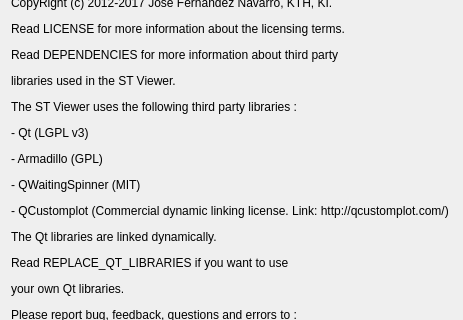
The window that assets/ui/aboutdialog.ui (jfnavarro/st_viewer) describes before a commit, drawn with Qt 5; both pictures show x 0 to 463 and y 176 to 496 of the 463 by 581 pixel window.
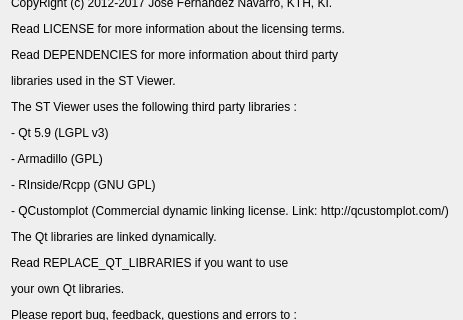
The same window after the commit.

Commit message: Make the location of R libraries more generic

```diff
--- a/assets/ui/aboutdialog.ui
+++ b/assets/ui/aboutdialog.ui
@@ -43,7 +43,7 @@
         <bool>true</bool>
        </property>
        <property name="text">
-        <string>&lt;html&gt;&lt;head/&gt;&lt;body&gt;&lt;p&gt;&lt;span style=&quot; font-size:18pt;&quot;&gt;Spatial Transcriptomics Reserch Viewer v&lt;/span&gt;&lt;span style=&quot; font-size:18pt; font-weight:600;&quot;&gt;0.7.0&lt;/span&gt;&lt;/p&gt;&lt;p&gt;This tool allows you to visualize and interact with spatially resolved gene expresions profiles.&lt;/p&gt;&lt;p&gt;This a prototype beta version with limited functionalities.&lt;/p&gt;&lt;p&gt;CopyRight (c) 2012-2017 Jose Fernandez Navarro, KTH, KI.&lt;/p&gt;&lt;p&gt;Read LICENSE for more information about the licensing terms.&lt;/p&gt;&lt;p&gt;Read DEPENDENCIES for more information about third party&lt;/p&gt;&lt;p&gt;libraries used in the ST Viewer. &lt;/p&gt;&lt;p&gt;The ST Viewer uses the following third party libraries :&lt;/p&gt;&lt;p&gt;- Qt (LGPL v3)&lt;/p&gt;&lt;p&gt;- Armadillo (GPL)&lt;/p&gt;&lt;p&gt;- QWaitingSpinner (MIT)&lt;/p&gt;&lt;p&gt;- QCustomplot (Commercial dynamic linking license. Link: http://qcustomplot.com/)&lt;/p&gt;&lt;p&gt;The Qt libraries are linked dynamically.&lt;/p&gt;&lt;p&gt;Read REPLACE_QT_LIBRARIES if you want to use&lt;/p&gt;&lt;p&gt;your own Qt libraries.&lt;/p&gt;&lt;p&gt;Please report bug, feedback, questions and errors to : &lt;span style=&quot; font-weight:600;&quot;&gt;jose.fernandez.navarro@scilifelab.se&lt;/span&gt;&lt;/p&gt;&lt;/body&gt;&lt;/html&gt;</string>
+        <string>&lt;html&gt;&lt;head/&gt;&lt;body&gt;&lt;p&gt;&lt;span style=&quot; font-size:18pt;&quot;&gt;Spatial Transcriptomics Reserch Viewer v&lt;/span&gt;&lt;span style=&quot; font-size:18pt; font-weight:600;&quot;&gt;0.7.0&lt;/span&gt;&lt;/p&gt;&lt;p&gt;This tool allows you to visualize and interact with spatially resolved gene expresions profiles.&lt;/p&gt;&lt;p&gt;This a prototype beta version with limited functionalities.&lt;/p&gt;&lt;p&gt;CopyRight (c) 2012-2017 Jose Fernandez Navarro, KTH, KI.&lt;/p&gt;&lt;p&gt;Read LICENSE for more information about the licensing terms.&lt;/p&gt;&lt;p&gt;Read DEPENDENCIES for more information about third party&lt;/p&gt;&lt;p&gt;libraries used in the ST Viewer. &lt;/p&gt;&lt;p&gt;The ST Viewer uses the following third party libraries :&lt;/p&gt;&lt;p&gt;- Qt 5.9 (LGPL v3)&lt;/p&gt;&lt;p&gt;- Armadillo (GPL)&lt;/p&gt;&lt;p&gt;- RInside/Rcpp (GNU GPL)&lt;/p&gt;&lt;p&gt;- QCustomplot (Commercial dynamic linking license. Link: http://qcustomplot.com/)&lt;/p&gt;&lt;p&gt;The Qt libraries are linked dynamically.&lt;/p&gt;&lt;p&gt;Read REPLACE_QT_LIBRARIES if you want to use&lt;/p&gt;&lt;p&gt;your own Qt libraries.&lt;/p&gt;&lt;p&gt;Please report bug, feedback, questions and errors to : &lt;span style=&quot; font-weight:600;&quot;&gt;jose.fernandez.navarro@scilifelab.se&lt;/span&gt;&lt;/p&gt;&lt;/body&gt;&lt;/html&gt;</string>
        </property>
        <property name="textFormat">
         <enum>Qt::AutoText</enum>
```
The commit also changes 11 other files.
